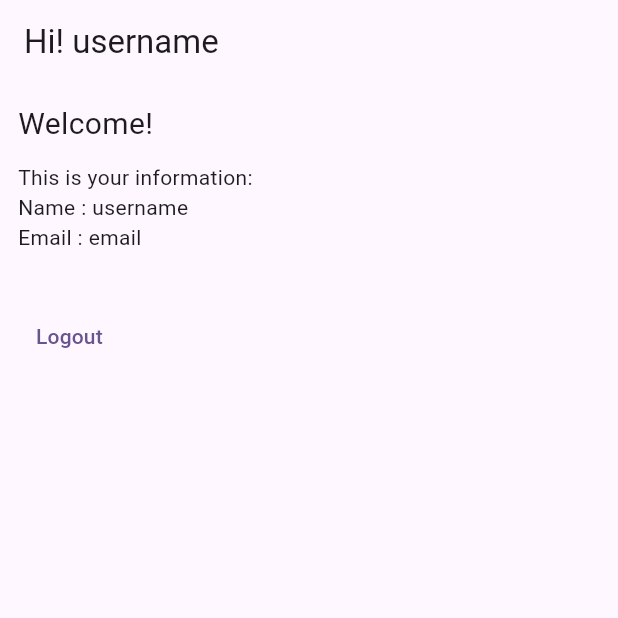
After one commit to andraaae/ppkd_andra, a Flutter app: the Welcomepage screen opened directly, on a phone screen of 412 x 824 dp, the top half of it. The commit adds this screen. Run offline on Flutter 3.47's test engine with Material 3 defaults, Android fonts, the light colour scheme and no system bars; our stand-ins replace curved_navigation_bar, delightful_toast, fluttertoast, shared_preferences, sqflite; accounts and stored records are empty.

Commit message:
trial 3 done

```diff
--- a/lib/main.dart
+++ b/lib/main.dart
@@ -1,10 +1,13 @@
 import 'package:flutter/material.dart';
+import 'package:ppkd_andra/login_2/login_2.dart';
+import 'package:ppkd_andra/trial3/trial3/view3/login_screen2.dart';
 
 import 'package:ppkd_andra/trial3/trial3/view3/register.dart';
 import 'package:intl/date_symbol_data_local.dart';
 import 'package:ppkd_andra/login/splash_screen.dart';
 import 'package:ppkd_andra/trial/buttomnav.dart';
 import 'package:ppkd_andra/trial/main_screen.dart';
+import 'package:ppkd_andra/trial3/trial3/view3/welcomepage.dart';
 
 import 'package:ppkd_andra/tugas10/konfirmasi_10.dart';
 import 'package:ppkd_andra/tugas10/tugas10.dart';
@@ -60,7 +63,7 @@ class MyApp extends StatelessWidget {
         colorScheme: ColorScheme.fromSeed(seedColor: Colors.deepPurple),
       ),
 
-      home: SignUp(),
+      home: Register(),
     );
   }
 }
--- a/lib/trial3/trial3/view3/login_screen2.dart
+++ b/lib/trial3/trial3/view3/login_screen2.dart
@@ -1,4 +1,7 @@
 import 'package:flutter/material.dart';
+import 'package:ppkd_andra/login/preference_handler.dart';
+import 'package:ppkd_andra/trial3/trial3/database/dbhelper.dart';
+import 'package:ppkd_andra/trial3/trial3/view3/welcomepage.dart';
 import 'package:ppkd_andra/tugas11/login2/login_2.dart';
 import 'package:ppkd_andra/tugas11/sign%20up%20screen/sign_up.dart';
 
@@ -96,13 +99,61 @@ class _LoginScreen2State extends State<LoginScreen2> {
                     return 'Minimal password length 7 characters';
                   }
                   return null;
-                },
+                }
               ),
+              SizedBox(height: 16,
+              child: ElevatedButton(
+                style: ElevatedButton.styleFrom(
+                  backgroundColor: Color(0xffCA7842),
+                  shape: RoundedRectangleBorder(borderRadius: BorderRadius.circular(12),
+                  )
+                ),
+                onPressed: () async {
+                  final email = emailController.text;
+                  final password = passwordController.text;
+                  final username = await DbHelper.loginUser(
+                    email: email,
+                    password: password);
+                    if (username != null) {
+                      PreferenceHandler.saveLogin(true);
+                      Navigator.pushReplacement(context, MaterialPageRoute(builder: (context) => Welcomepage(
+                        id: 'id',
+                        name: 'username',
+                        email: 'email',
+                        city: 'city',
+                        ),
+                      ),
+                    );
+                    ScaffoldMessenger.of(context).showSnackBar(SnackBar(content: Text('Login success ${username}')
+                    ),
+                    );
+                    } else {ScaffoldMessenger.of(context).showSnackBar(
+                      const SnackBar(content: Text('Email and password incorrect'),
+                      )
+                      );
+                      }
+                }, child: Text('Login',
+                style: TextStyle(color: Color(0xffF0F2BD)),
+                ),
+              ),
+            ),
+              Padding(
+                      padding: EdgeInsets.all(12),
+                      child: Row(
+                        children: [
+                          Expanded(child: Divider(thickness: 1)),
+                          SizedBox(width: 10),
+                          Text("Or"),
+                          SizedBox(width: 10),
+                          Expanded(child: Divider(thickness: 1)),
+                        ],
+                      ),
+                    ),
 
             ],
           ),
         ),
-      )
+      ),
     );
   }
 }
--- /dev/null
+++ b/lib/trial3/trial3/view3/welcomepage.dart
@@ -0,0 +1,55 @@
+import 'package:flutter/material.dart';
+import 'package:ppkd_andra/login/preference_handler.dart';
+import 'package:ppkd_andra/login_2/login_2.dart';
+import 'package:ppkd_andra/trial3/trial3/database/dbhelper.dart';
+import 'package:ppkd_andra/trial3/trial3/view3/login_screen2.dart';
+
+class Welcomepage extends StatefulWidget {
+  const Welcomepage({
+    super.key,
+    required this.id,
+    required this.name,
+    required this.email,
+    required this.city,
+    });
+    final String id;
+    final String name;
+    final String email;
+    final String city;
+
+
+
+  @override
+  State<Welcomepage> createState() => _WelcomepageState();
+}
+
+class _WelcomepageState extends State<Welcomepage> {
+  @override
+  Widget build(BuildContext context) {
+    return Scaffold(
+      appBar: AppBar(title: Text('Hi! ${widget.name}')),
+      body: Padding(padding: EdgeInsets.all(12),
+      child: Column(
+        crossAxisAlignment: CrossAxisAlignment.start,
+        children: [
+          const Text('Welcome!', style: TextStyle(fontSize: 20)),
+          const SizedBox(height: 11),
+          const Text('This is your information:'),
+          Text('Name : ${widget.name}'),
+          Text('Email : ${widget.email}'),
+          SizedBox(height: 32),
+      TextButton(onPressed: (){
+        PreferenceHandler.removeLogin();
+        Navigator.pushAndRemoveUntil(context, MaterialPageRoute(builder: (context)=> LoginScreen2()), (route) => false,
+        );
+      },
+      child: Text('Logout'),
+        )
+      ]
+    )
+  )
+);
+
+
+  }
+  }
```
